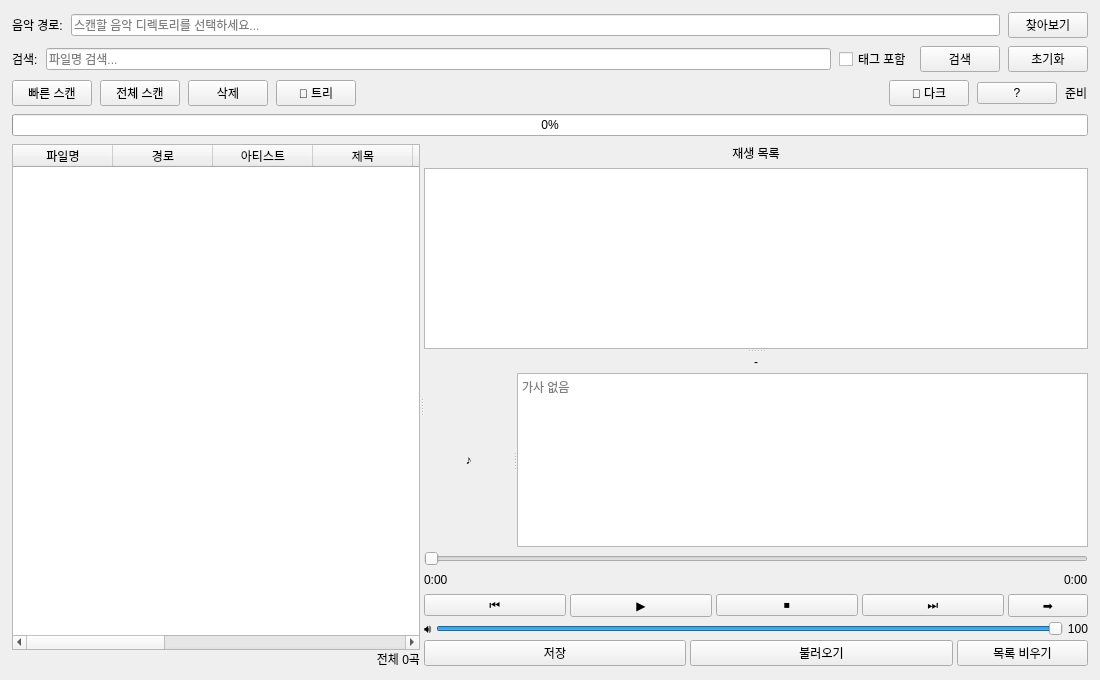
musiren/mp3-archive, file src/main_window.ui: the form before one commit.
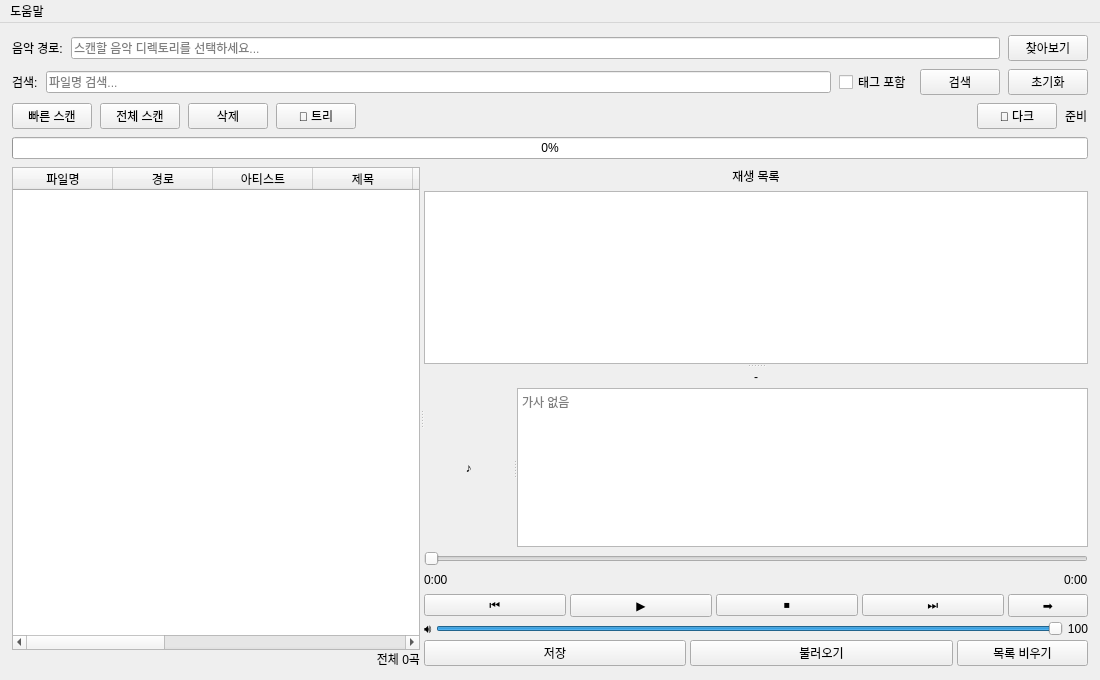
The form after the commit.

Commit message:
ui: move About from toolbar button to Help menu bar
Remove the '?' toolbar button and add a '도움말 > About mp3-archive'
menu bar entry instead, which is the conventional location for About
actions in desktop applications.

https://claude.ai/code/session_01WtBfvrczCKDXxCsxtNc98L

The edit to the form file:
```diff
--- a/src/main_window.ui
+++ b/src/main_window.ui
@@ -243,22 +243,6 @@
         </property>
        </widget>
       </item>
-      <item>
-       <widget class="QPushButton" name="btn_about">
-        <property name="text">
-         <string>?</string>
-        </property>
-        <property name="toolTip">
-         <string>버전 정보</string>
-        </property>
-        <property name="minimumWidth">
-         <number>30</number>
-        </property>
-        <property name="maximumWidth">
-         <number>30</number>
-        </property>
-       </widget>
-      </item>
       <item>
        <widget class="QLabel" name="status_label">
         <property name="text">
@@ -671,6 +655,20 @@
     </item>
    </layout>
   </widget>
+  <widget class="QMenuBar" name="menubar">
+   <widget class="QMenu" name="menu_help">
+    <property name="title">
+     <string>도움말</string>
+    </property>
+    <addaction name="action_about"/>
+   </widget>
+   <addaction name="menu_help"/>
+  </widget>
+  <action name="action_about">
+   <property name="text">
+    <string>About mp3-archive</string>
+   </property>
+  </action>
  </widget>
  <resources/>
  <connections/>
```
The commit also changes 1 other file.
